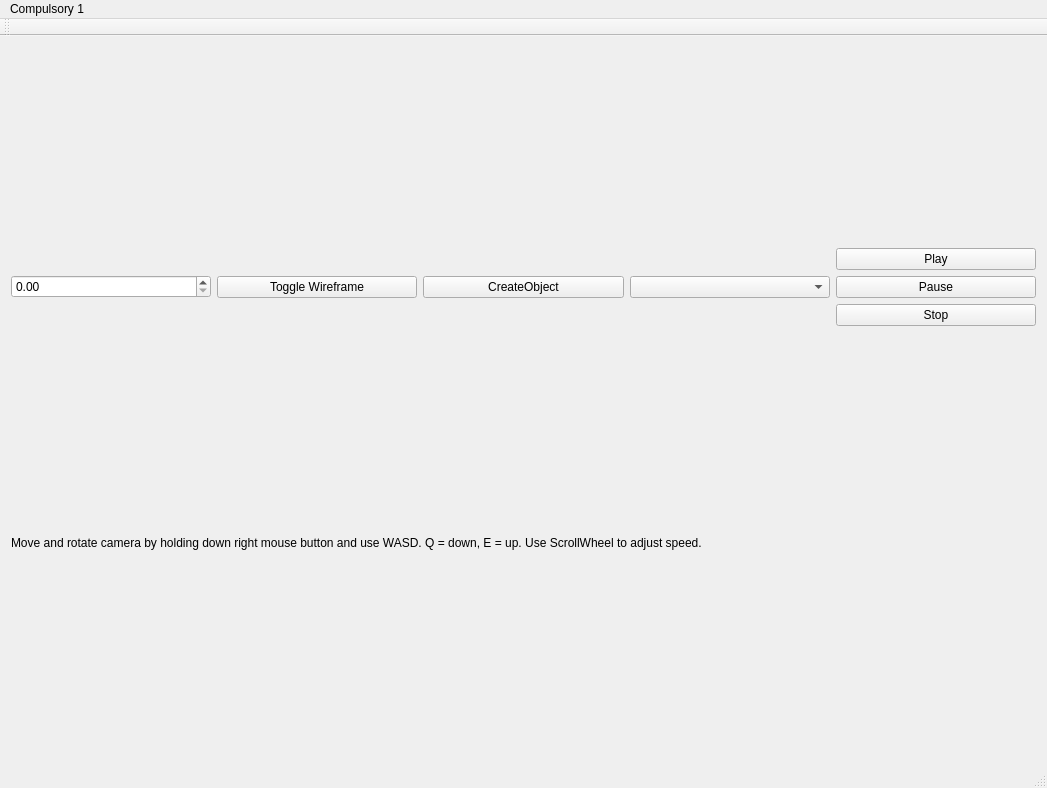
Qt form mainwindow.ui (FredrikEik/Game_Engine_Architecture) before a commit.
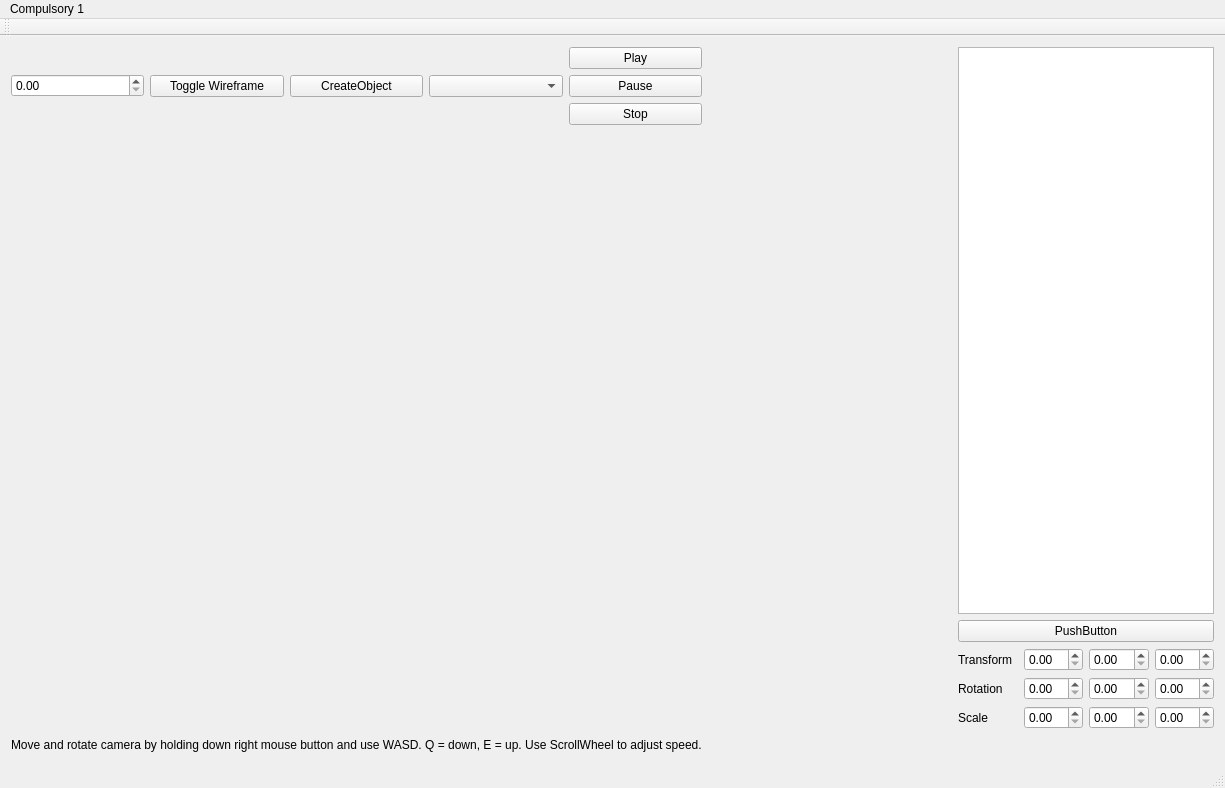
The same form after that commit.

Patch:
```diff
--- a/mainwindow.ui
+++ b/mainwindow.ui
@@ -6,7 +6,7 @@
    <rect>
     <x>0</x>
     <y>0</y>
-    <width>1047</width>
+    <width>1225</width>
     <height>788</height>
    </rect>
   </property>
@@ -14,8 +14,96 @@
    <string>OpenGL in Qt is great fun!</string>
   </property>
   <widget class="QWidget" name="centralWidget">
-   <layout class="QVBoxLayout" name="verticalLayout">
-    <item>
+   <layout class="QGridLayout" name="gridLayout_3">
+    <item row="0" column="2" rowspan="2">
+     <layout class="QVBoxLayout" name="verticalLayout">
+      <property name="sizeConstraint">
+       <enum>QLayout::SetMaximumSize</enum>
+      </property>
+      <item>
+       <widget class="QListView" name="listView"/>
+      </item>
+      <item>
+       <widget class="QPushButton" name="pushButton_3">
+        <property name="text">
+         <string>PushButton</string>
+        </property>
+       </widget>
+      </item>
+      <item>
+       <layout class="QGridLayout" name="gridLayout_6">
+        <item row="1" column="1">
+         <widget class="QDoubleSpinBox" name="transformX"/>
+        </item>
+        <item row="1" column="0">
+         <widget class="QLabel" name="label_2">
+          <property name="text">
+           <string>Transform</string>
+          </property>
+         </widget>
+        </item>
+        <item row="1" column="2">
+         <widget class="QDoubleSpinBox" name="transformY"/>
+        </item>
+        <item row="1" column="3">
+         <widget class="QDoubleSpinBox" name="transformZ"/>
+        </item>
+        <item row="2" column="0">
+         <widget class="QLabel" name="label_3">
+          <property name="text">
+           <string>Rotation</string>
+          </property>
+         </widget>
+        </item>
+        <item row="3" column="0">
+         <widget class="QLabel" name="label_4">
+          <property name="text">
+           <string>Scale</string>
+          </property>
+         </widget>
+        </item>
+        <item row="2" column="1">
+         <widget class="QDoubleSpinBox" name="rotationX"/>
+        </item>
+        <item row="3" column="1">
+         <widget class="QDoubleSpinBox" name="scaleX"/>
+        </item>
+        <item row="2" column="2">
+         <widget class="QDoubleSpinBox" name="rotationY"/>
+        </item>
+        <item row="2" column="3">
+         <widget class="QDoubleSpinBox" name="rotationZ"/>
+        </item>
+        <item row="3" column="2">
+         <widget class="QDoubleSpinBox" name="scaleY"/>
+        </item>
+        <item row="3" column="3">
+         <widget class="QDoubleSpinBox" name="scaleZ"/>
+        </item>
+       </layout>
+      </item>
+     </layout>
+    </item>
+    <item row="2" column="0">
+     <widget class="QLabel" name="label">
+      <property name="sizePolicy">
+       <sizepolicy hsizetype="Preferred" vsizetype="Minimum">
+        <horstretch>0</horstretch>
+        <verstretch>0</verstretch>
+       </sizepolicy>
+      </property>
+      <property name="maximumSize">
+       <size>
+        <width>16777215</width>
+        <height>20</height>
+       </size>
+      </property>
+      <property name="text">
+       <string>Move and rotate camera by holding down right mouse button and use WASD. Q = down, E = up. Use ScrollWheel to adjust speed.</string>
+      </property>
+     </widget>
+    </item>
+    <item row="0" column="0">
      <layout class="QHBoxLayout" name="horizontalLayout_2">
       <item>
        <widget class="QDoubleSpinBox" name="Value_x"/>
@@ -67,28 +155,22 @@
       </item>
      </layout>
     </item>
-    <item>
-     <widget class="QLabel" name="label">
-      <property name="sizePolicy">
-       <sizepolicy hsizetype="Preferred" vsizetype="Minimum">
-        <horstretch>0</horstretch>
-        <verstretch>0</verstretch>
-       </sizepolicy>
-      </property>
-      <property name="maximumSize">
-       <size>
-        <width>16777215</width>
-        <height>20</height>
-       </size>
-      </property>
-      <property name="text">
-       <string>Move and rotate camera by holding down right mouse button and use WASD. Q = down, E = up. Use ScrollWheel to adjust speed.</string>
-      </property>
-     </widget>
-    </item>
-    <item>
+    <item row="1" column="0" colspan="2">
      <layout class="QVBoxLayout" name="OpenGLLayout"/>
     </item>
+    <item row="0" column="1">
+     <spacer name="horizontalSpacer">
+      <property name="orientation">
+       <enum>Qt::Horizontal</enum>
+      </property>
+      <property name="sizeHint" stdset="0">
+       <size>
+        <width>40</width>
+        <height>20</height>
+       </size>
+      </property>
+     </spacer>
+    </item>
    </layout>
   </widget>
   <widget class="QToolBar" name="mainToolBar">
@@ -105,7 +187,7 @@
     <rect>
      <x>0</x>
      <y>0</y>
-     <width>1047</width>
+     <width>1225</width>
      <height>20</height>
     </rect>
    </property>
```
Left out of the diff: 14 changed lines with no effect on the pictures.
